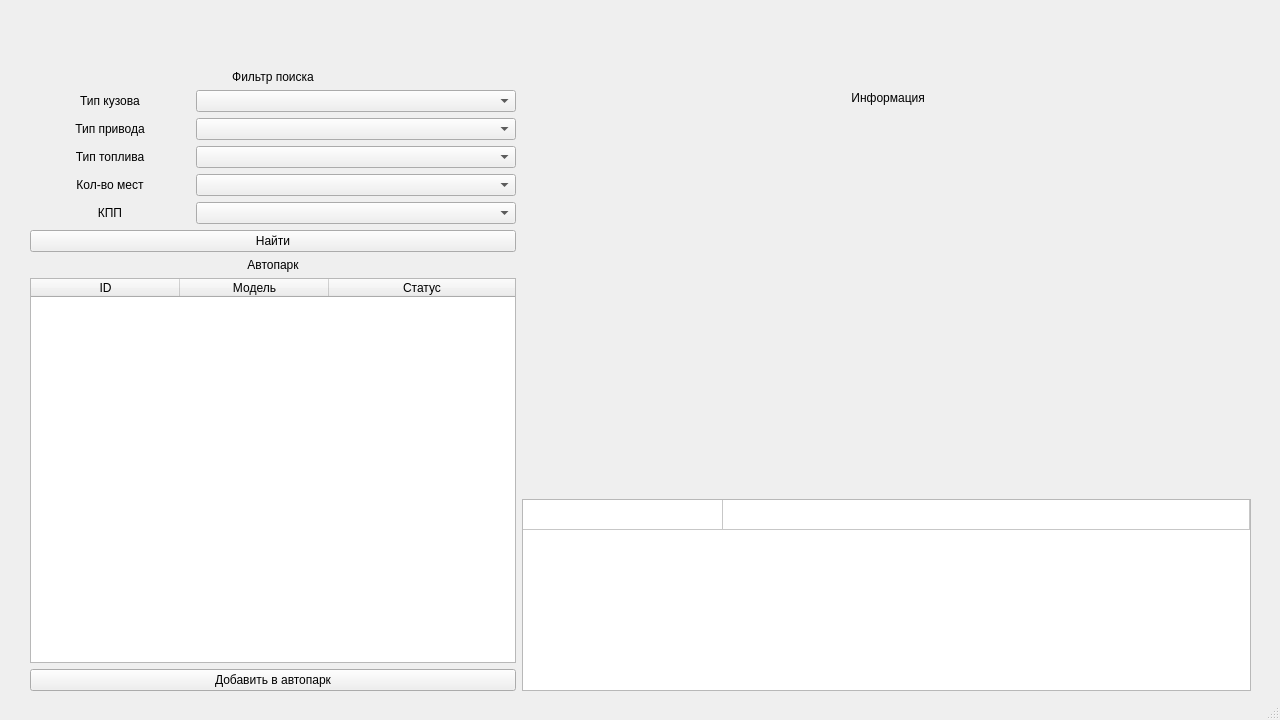
Old version of the form app/xml/main_window.ui in the repository dvraklanov/RentaCar.
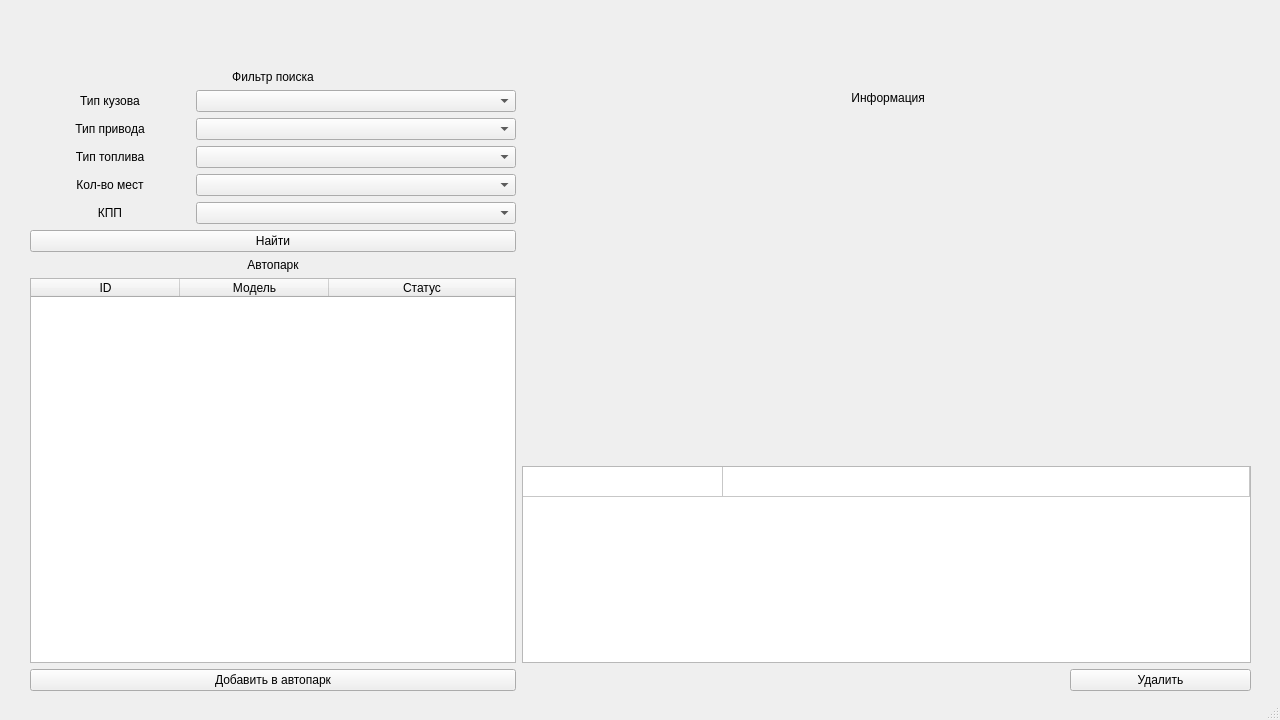
New version of the form.

Commit message: Добавлена кнопка удаления авто из бд

```diff
--- a/app/xml/main_window.ui
+++ b/app/xml/main_window.ui
@@ -250,7 +250,7 @@
         </widget>
        </item>
        <item>
-        <layout class="QVBoxLayout" name="verticalLayout_2" stretch="3,0">
+        <layout class="QVBoxLayout" name="verticalLayout_2" stretch="10,6,1">
          <item>
           <layout class="QHBoxLayout" name="horizontalLayout_2" stretch="1,4,1">
            <item>
@@ -322,6 +322,24 @@
            </column>
           </widget>
          </item>
+         <item>
+          <layout class="QHBoxLayout" name="horizontalLayout_3" stretch="3,1">
+           <item>
+            <widget class="QLabel" name="msg_box">
+             <property name="text">
+              <string/>
+             </property>
+            </widget>
+           </item>
+           <item>
+            <widget class="QPushButton" name="delete_btn">
+             <property name="text">
+              <string>Удалить</string>
+             </property>
+            </widget>
+           </item>
+          </layout>
+         </item>
         </layout>
        </item>
       </layout>
```
The commit also changes 3 other files.
